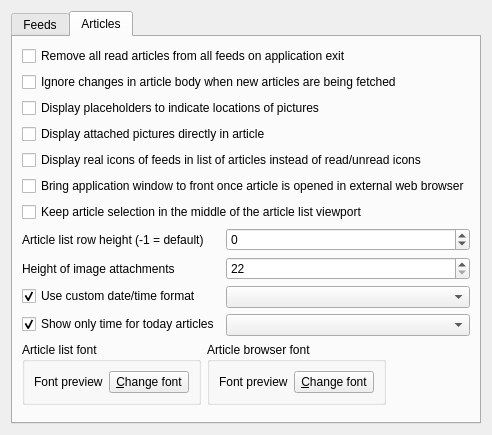
Qt form src/librssguard/gui/settings/settingsfeedsmessages.ui (martinrotter/rssguard) before a commit.
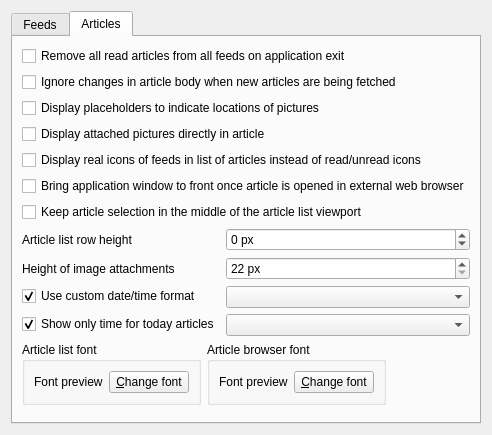
The same form after that commit. The open tabs and pages were chosen to show the change. Custom widgets are drawn as their Qt base class.

Commit message: fix UI strings - add px unit, remove some useless hints)

The edit to the form file:
```diff
--- a/src/librssguard/gui/settings/settingsfeedsmessages.ui
+++ b/src/librssguard/gui/settings/settingsfeedsmessages.ui
@@ -303,7 +303,7 @@
        <item row="7" column="0">
         <widget class="QLabel" name="label_2">
          <property name="text">
-          <string>Article list row height (-1 = default)</string>
+          <string>Article list row height</string>
          </property>
          <property name="buddy">
           <cstring>m_spinHeightRowsMessages</cstring>
@@ -318,6 +318,9 @@
            <height>0</height>
           </size>
          </property>
+         <property name="suffix">
+          <string notr="true"> px</string>
+         </property>
          <property name="minimum">
           <number>-1</number>
          </property>
@@ -344,6 +347,9 @@
            <height>0</height>
           </size>
          </property>
+         <property name="suffix">
+          <string notr="true"> px</string>
+         </property>
          <property name="minimum">
           <number>22</number>
          </property>
```
Left out of the diff: 5 changed lines with no effect on the pictures. The commit also changes 1 other file.
